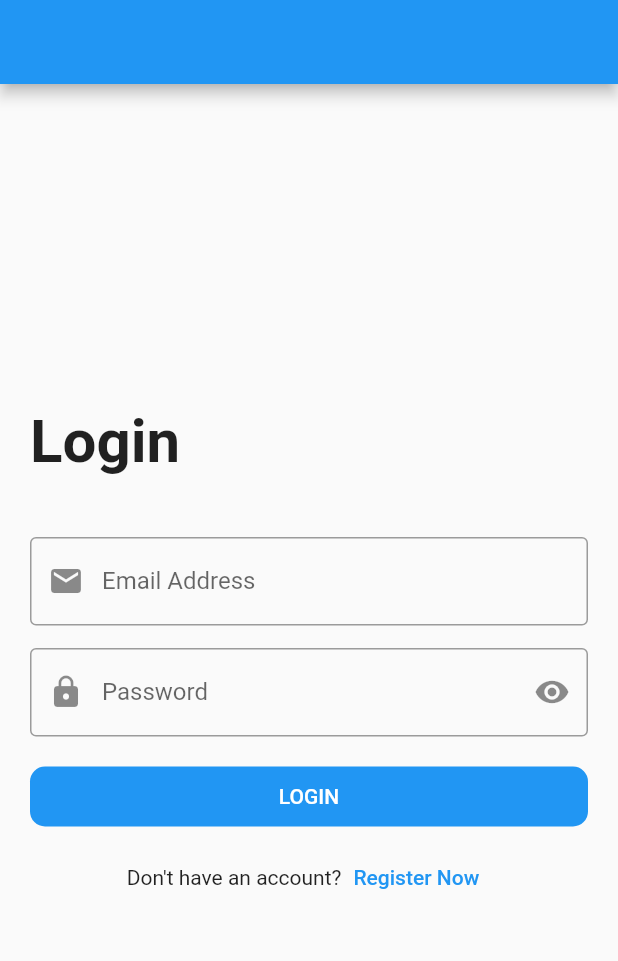
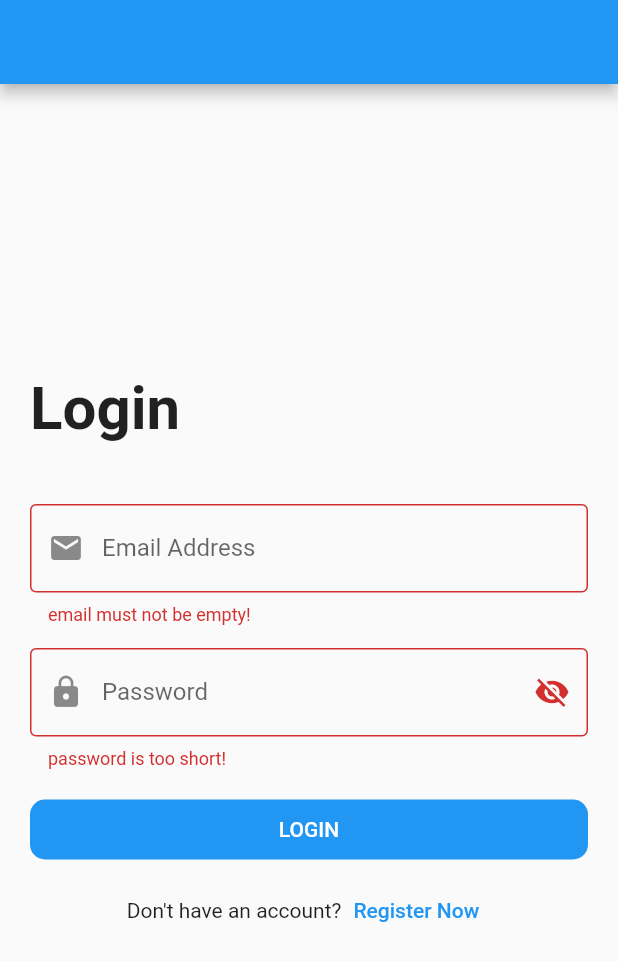
Before and after one commit to Yosoph/Flutter-Udemy-Course, a Flutter app: the screen it shows after launch, after a tap on "LOGIN", on a phone screen of 412 x 824 dp. Shown: the top 961 px of the screen. Run offline on Flutter 3.47's test engine with Material 2 defaults, Android fonts, the phone set to English and light mode, and no system bars.

Commit message:
final commit

```diff
--- a/lib/modules/login/login_screen.dart
+++ b/lib/modules/login/login_screen.dart
@@ -1,9 +1,19 @@
 import 'package:flutter/material.dart';
 import 'package:projects/shared/components/components.dart';
 
-class LoginScreen extends StatelessWidget {
+class LoginScreen extends StatefulWidget {
+  @override
+  State<LoginScreen> createState() => _LoginScreenState();
+}
+
+class _LoginScreenState extends State<LoginScreen> {
   var emailController = TextEditingController();
+
   var passwordController = TextEditingController();
+
+  var formKey = GlobalKey<FormState>();
+
+  bool isPasswordShow = true;
 
   @override
   Widget build(BuildContext context) {
@@ -13,6 +23,8 @@ class LoginScreen extends StatelessWidget {
         padding: const EdgeInsets.all(20.0),
         child: Center(
           child: SingleChildScrollView(
+            child: Form(
+              key: formKey,
               child: Column(
                 crossAxisAlignment: CrossAxisAlignment.start,
                 children: [
@@ -26,56 +38,47 @@ class LoginScreen extends StatelessWidget {
                   SizedBox(
                     height: 40.0,
                   ),
-                TextFormField(
+                  defaultFormField(
                     controller: emailController,
-                  keyboardType: TextInputType.emailAddress,
-                  onFieldSubmitted: (String value) {
-                    print(value);
+                    label: 'Email Address',
+                    prefix: Icons.email,
+                    type: TextInputType.emailAddress,
+                    validate: (value){
+                      if(value.isEmpty){
+                        return 'email must not be empty!';
+                      }
                     },
-                  onChanged: (String value) {
-                    print(value);
-                  },
-                  decoration: InputDecoration(
-                    //hintText: 'Email Address',
-                    labelText: 'Email Address',
-                    prefixIcon: Icon(
-                      Icons.email,
-                    ),
-                    border: OutlineInputBorder(),
-                  ),
                   ),
                   SizedBox(
                     height: 15.0,
                   ),
-                TextFormField(
+                  defaultFormField(
                     controller: passwordController,
-                  keyboardType: TextInputType.visiblePassword,
-                  obscureText: true,
-                  onFieldSubmitted: (String value) {
-                    print(value);
+                    label: 'Password',
+                    prefix: Icons.lock,
+                    suffix: isPasswordShow ? Icons.visibility_off : Icons.visibility,
+                    suffixPressed: (){
+                      setState(() {
+                        isPasswordShow = !isPasswordShow;
+                      });
                     },
-                  onChanged: (String value) {
-                    print(value);
+                    type: TextInputType.visiblePassword,
+                    isPassword: isPasswordShow,
+                    validate: (value){
+                      if(value.isEmpty){
+                        return 'password is too short!';
+                      }
                     },
-                  decoration: InputDecoration(
-                    //hintText: 'Email Address',
-                    labelText: 'Password',
-                    prefixIcon: Icon(
-                      Icons.lock,
-                    ),
-                    suffixIcon: Icon(
-                      Icons.remove_red_eye,
-                    ),
-                    border: OutlineInputBorder(),
-                  ),
                   ),
                   SizedBox(
                     height: 20.0,
                   ),
                   defaultButton(
                       function: (){
+                        if(formKey.currentState!.validate()){
                           print(emailController.text);
                           print(passwordController.text);
+                        }
                       },
                       text: 'login',
                   ),
@@ -102,6 +105,7 @@ class LoginScreen extends StatelessWidget {
             ),
           ),
         ),
+      ),
     );
   }
 }
--- a/lib/shared/components/components.dart
+++ b/lib/shared/components/components.dart
@@ -26,3 +26,41 @@ Widget defaultButton({
     color: background,
   ),
 );
+
+Widget defaultFormField({
+  required TextEditingController controller,
+  required TextInputType type,
+  required validate,
+  required String label,
+  required IconData prefix,
+  IconData? suffix,
+  onSubmit,
+  onChanged,
+  bool isPassword = false,
+  suffixPressed,
+}) => TextFormField(
+  controller: controller,
+  keyboardType: type,
+  obscureText: isPassword,
+  onFieldSubmitted: (String value) {
+    print(value);
+  },
+  onChanged: (String value) {
+    print(value);
+  },
+  validator: validate,
+  decoration: InputDecoration(
+    //hintText: 'Email Address',
+    labelText: label,
+    prefixIcon: Icon(
+      prefix,
+    ),
+    suffixIcon: suffix != null ? IconButton(
+      icon: Icon(
+        suffix,
+      ),
+      onPressed: suffixPressed,
+    ) : null,
+    border: OutlineInputBorder(),
+  ),
+);
```
Lines whose indentation alone changed are shown as unchanged.
